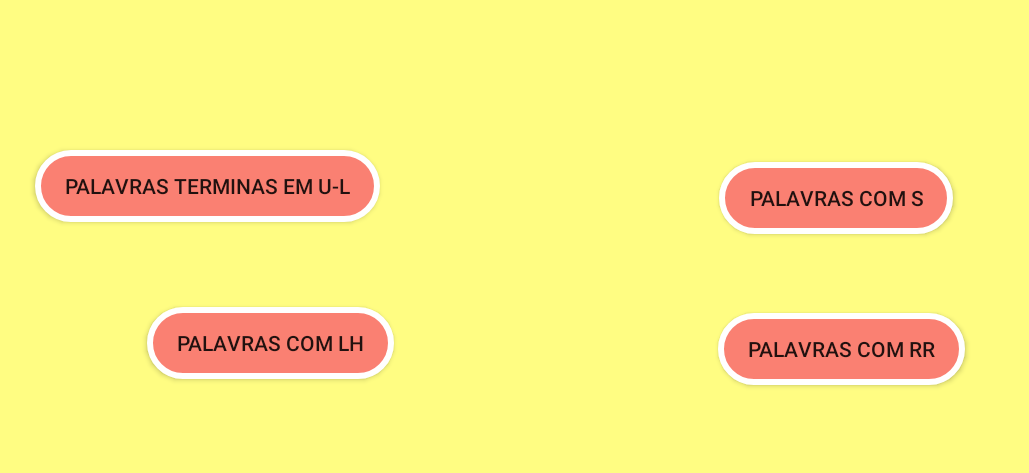
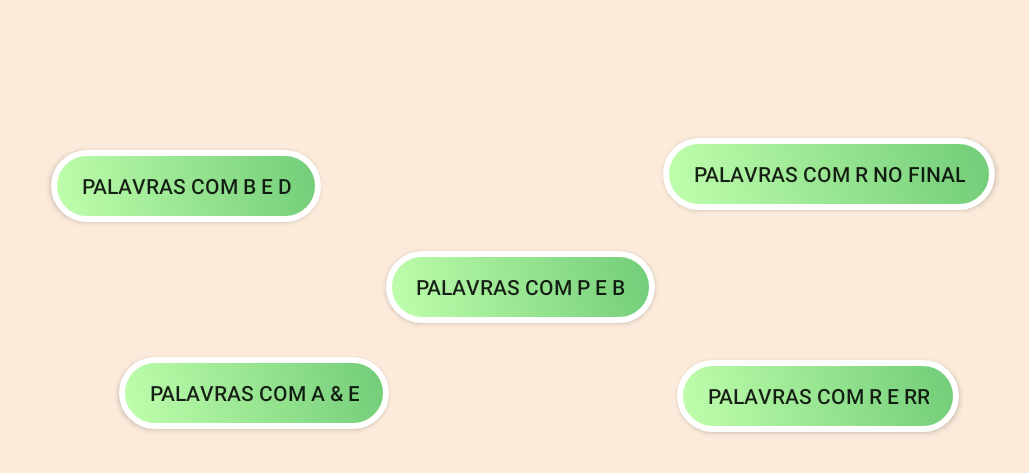
Before and after one commit to felipe-sbatista/word-play, an Android app: the screen it shows after launch (MenuActivity), after a tap on "JOGAR", on a phone screen of 824 x 412 dp (held sideways). Shown: the top 473 px of the screen, without its empty margins (97-1126 px from the left). Run offline under Robolectric (Android 15) with nearby library versions, the phone set to English and light mode, and no system bars; our stand-ins replace ButterKnife.

Commit message:
Ajuste para uso dos temas
 - Alteração no path pela busca das palavras pelo tema

```diff
--- a/app/src/main/AndroidManifest.xml
+++ b/app/src/main/AndroidManifest.xml
@@ -9,6 +9,7 @@
     <uses-permission android:name="android.permission.VIBRATE" />
 
     <application
+        android:name=".PalavrinhasApplication"
         android:allowBackup="true"
         android:hardwareAccelerated="true"
         android:icon="@mipmap/ic_launcher"
--- a/app/src/main/java/com/palavras/unicap/palavrinhas/activity/JogoActivity.java
+++ b/app/src/main/java/com/palavras/unicap/palavrinhas/activity/JogoActivity.java
@@ -72,7 +72,7 @@ public class JogoActivity extends AppCompatActivity implements
         }
     }
 
-    public void startFragments() {
+    private void startFragments() {
         // set parameters for jogoFragment
         jogoFragment = new JogoFragment();
         Bundle bundle = new Bundle();
--- a/app/src/main/java/com/palavras/unicap/palavrinhas/activity/MainActivity.java
+++ b/app/src/main/java/com/palavras/unicap/palavrinhas/activity/MainActivity.java
@@ -38,13 +38,13 @@ public class MainActivity extends AppCompatActivity {
 //        edit.putString("teste", "felipe");
 //        edit.commit();
 //        layout.setBackground(ContextCompat.getDrawable(this, R.drawable.custom_button));
-        new AsyncTask<Void, Void, Void>(){
-            @Override
-            protected Void doInBackground(Void... voids) {
-                FirebaseApp.initializeApp(getApplicationContext());
-                return null;
-            }
-        }.execute();
+//        new AsyncTask<Void, Void, Void>(){
+//            @Override
+//            protected Void doInBackground(Void... voids) {
+//                FirebaseApp.initializeApp(getApplicationContext());
+//                return null;
+//            }
+//        }.execute();
 
     }
 
--- a/app/src/main/java/com/palavras/unicap/palavrinhas/fragment/JogoFragment.java
+++ b/app/src/main/java/com/palavras/unicap/palavrinhas/fragment/JogoFragment.java
@@ -65,7 +65,7 @@ public class JogoFragment extends Fragment {
     private Palavra palavraAtual = new Palavra();
     private TextToSpeech textToSpeech;
     private MediaPlayer player;
-    List<Palavra> palavras = new ArrayList<>();
+    private List<Palavra> palavras = new ArrayList<>();
     private FirebaseDatabase database;
     private DatabaseReference databaseReference;
     private JogoActivity jogoActivity;
--- a/app/src/main/java/com/palavras/unicap/palavrinhas/util/Constantes.java
+++ b/app/src/main/java/com/palavras/unicap/palavrinhas/util/Constantes.java
@@ -11,4 +11,20 @@ public interface Constantes {
     String PALAVRAS_SEGUNDA_CHANCE = "palavrasSegundaChance";
     String RESPOSTA_SEGUNDA_CHANCE = "respostaSegundaChance";
     String RETRY = "retry";
+
+
+    // BUTTON PALAVRAS
+    String PALAVRAS_B_D = "Palavras com B e D";
+    String PALAVRAS_RR_R = "Palavras com R e RR";
+    String PALAVRAS_A_E = "Palavras com A e E";
+    String PALAVRAS_R_FINAL = "Palavras com R no final";
+    String PALAVRAS_P_B = "Palavras com P e B";
+
+
+    // PATH PALAVRAS
+    String PALAVRAS_A_E_PATH  = "a,e";
+    String PALAVRAS_B_D_PATH = "b e d";
+    String PALAVRAS_P_B_PATH  = "p e b";
+    String PALAVRAS_RR_R_PATH  = "r e rr";
+    String PALAVRAS_R_FINAL_PATH  = "r no final";
 }
--- a/app/src/main/res/drawable/button_radius.xml
+++ b/app/src/main/res/drawable/button_radius.xml
@@ -5,7 +5,14 @@
     <stroke
         android:width="4dp"
         android:color="#FFFFFF" />
-    <solid android:color="#FA8072"/>
+    <!--<solid android:color="#FA8072"/>-->
+    <!--<solid android:color=""/>-->
+    <gradient
+        android:angle="45"
+        android:endColor="#71CC77"
+        android:startColor="#C0FFAD"
+        android:type="linear" />
+
 
     <!--// The desired corner/ radius. reduce it to keep it less rounded-->
     <corners android:radius="360dp" />
--- a/app/src/main/res/drawable/custom_button.xml
+++ b/app/src/main/res/drawable/custom_button.xml
@@ -8,8 +8,8 @@
 
     <gradient
         android:angle="45"
-        android:endColor="#01f1fa"
-        android:startColor="#0189ff"
+        android:endColor="#71CC77"
+        android:startColor="#C0FFAD"
         android:type="linear" />
 
     <!--If your shape requires only one solid color-->
--- a/app/src/main/res/layout/activity_instrucoes.xml
+++ b/app/src/main/res/layout/activity_instrucoes.xml
@@ -1,6 +1,5 @@
 <?xml version="1.0" encoding="utf-8"?>
 <androidx.constraintlayout.widget.ConstraintLayout xmlns:android="http://schemas.android.com/apk/res/android"
-    xmlns:app="http://schemas.android.com/apk/res-auto"
     xmlns:tools="http://schemas.android.com/tools"
     android:layout_width="match_parent"
     android:layout_height="match_parent"
--- a/app/src/main/res/layout/activity_jogo.xml
+++ b/app/src/main/res/layout/activity_jogo.xml
@@ -77,8 +77,7 @@
             android:layout_height="match_parent"
             app:layout_constraintBottom_toBottomOf="parent"
             app:layout_constraintStart_toStartOf="parent"
-            tools:layout="@layout/fragment_life"
-           ></fragment>
+            tools:layout="@layout/fragment_life" />
 
     </androidx.appcompat.widget.ContentFrameLayout>
 
--- a/app/src/main/res/layout/activity_main.xml
+++ b/app/src/main/res/layout/activity_main.xml
@@ -4,7 +4,7 @@
     xmlns:tools="http://schemas.android.com/tools"
     android:layout_width="match_parent"
     android:layout_height="match_parent"
-    android:background="#fffd82"
+    android:background="@color/background"
     tools:context=".activity.MainActivity"
     android:id="@+id/main_layout"
     >
--- a/app/src/main/res/layout/activity_menu.xml
+++ b/app/src/main/res/layout/activity_menu.xml
@@ -5,23 +5,22 @@
     android:layout_width="match_parent"
     android:layout_height="match_parent"
     tools:context=".activity.MenuActivity"
-    android:background="#fffd82">
+    android:background="@color/background">
 
     <Button
         android:id="@+id/topico1"
         android:layout_width="wrap_content"
         android:layout_height="wrap_content"
         android:layout_marginTop="8dp"
-        android:layout_marginEnd="116dp"
+        android:layout_marginEnd="120dp"
         android:layout_marginBottom="108dp"
         android:background="@drawable/button_radius"
         android:onClick="selectTypeOfWords"
-        android:text="Palavras com RR"
+        android:text="Palavras com R e RR"
         app:layout_constraintBottom_toBottomOf="parent"
         app:layout_constraintEnd_toEndOf="parent"
-        app:layout_constraintTop_toBottomOf="@+id/topico4"
-        app:layout_constraintVertical_bias="0.484"
-        tools:text="Palavras com RR" />
+        app:layout_constraintTop_toBottomOf="@+id/topico5"
+         />
 
     <Button
         android:id="@+id/topico2"
@@ -29,12 +28,14 @@
         android:layout_height="wrap_content"
         android:layout_marginStart="88dp"
         android:layout_marginTop="100dp"
+        android:layout_marginEnd="8dp"
         android:background="@drawable/button_radius"
         android:onClick="selectTypeOfWords"
-        android:text="Palavras terminas em U-L"
+        android:text="Palavras com B e D"
+        app:layout_constraintEnd_toStartOf="@+id/topico4"
+        app:layout_constraintHorizontal_bias="0.047"
         app:layout_constraintStart_toStartOf="parent"
-        app:layout_constraintTop_toTopOf="parent"
-        tools:text="Palavras terminas em U" />
+        app:layout_constraintTop_toTopOf="parent" />
 
     <Button
         android:id="@+id/topico3"
@@ -46,26 +47,42 @@
         android:layout_marginBottom="112dp"
         android:background="@drawable/button_radius"
         android:onClick="selectTypeOfWords"
-        android:text="Palavras com LH"
+        android:text="Palavras com A &amp; E"
         app:layout_constraintBottom_toBottomOf="parent"
         app:layout_constraintEnd_toStartOf="@+id/topico1"
         app:layout_constraintHorizontal_bias="0.426"
         app:layout_constraintStart_toStartOf="parent"
-        app:layout_constraintTop_toBottomOf="@+id/topico2"
-        app:layout_constraintVertical_bias="0.505"
-        tools:text="Palavras com LH" />
+        app:layout_constraintTop_toBottomOf="@+id/topico5"
+         />
 
     <Button
         android:id="@+id/topico4"
         android:layout_width="wrap_content"
         android:layout_height="wrap_content"
-        android:layout_marginTop="108dp"
-        android:layout_marginEnd="124dp"
+        android:layout_marginTop="92dp"
+        android:layout_marginEnd="96dp"
         android:background="@drawable/button_radius"
         android:onClick="selectTypeOfWords"
-        android:text="Palavras com S"
+        android:text="Palavras com R no final"
         app:layout_constraintEnd_toEndOf="parent"
+        app:layout_constraintTop_toTopOf="parent" />
+
+    <Button
+        android:id="@+id/topico5"
+        android:layout_width="wrap_content"
+        android:layout_height="wrap_content"
+        android:layout_marginStart="8dp"
+        android:layout_marginTop="8dp"
+        android:layout_marginEnd="8dp"
+        android:layout_marginBottom="8dp"
+        android:background="@drawable/button_radius"
+        android:onClick="selectTypeOfWords"
+        android:text="Palavras com P e B"
+        app:layout_constraintBottom_toBottomOf="parent"
+        app:layout_constraintEnd_toEndOf="parent"
+        app:layout_constraintHorizontal_bias="0.499"
+        app:layout_constraintStart_toStartOf="parent"
         app:layout_constraintTop_toTopOf="parent"
-        tools:text="Palavras com S" />
+        app:layout_constraintVertical_bias="0.458" />
 
 </androidx.constraintlayout.widget.ConstraintLayout>
--- a/app/src/main/res/layout/activity_recordes.xml
+++ b/app/src/main/res/layout/activity_recordes.xml
@@ -6,7 +6,7 @@
     android:layout_height="match_parent"
     android:id="@+id/layout"
     tools:context=".activity.RecordesActivity"
-    android:background="#fffd82">
+    android:background="@color/background">
 
     <androidx.recyclerview.widget.RecyclerView
         android:id="@+id/lista_usuarios"
--- a/app/src/main/res/values/colors.xml
+++ b/app/src/main/res/values/colors.xml
@@ -3,6 +3,6 @@
     <color name="colorPrimary">#008577</color>
     <color name="colorPrimaryDark">#00574B</color>
     <color name="colorAccent">#D81B60</color>
-    <color name="background">#fffd82</color>
-    <color name="jogoBackground">#FA8072</color>
+    <color name="background">#fcebdb</color>
+    <color name="jogoBackground">#78C4FF</color>
 </resources>
--- a/app/src/main/res/values/strings.xml
+++ b/app/src/main/res/values/strings.xml
@@ -2,4 +2,5 @@
     <string name="app_name">palavrinhas</string>
 
     <string name="hello_blank_fragment">Hello blank fragment</string>
+
 </resources>
```
Also changed, not shown: app/src/main/java/com/palavras/unicap/palavrinhas/activity/MenuActivity.java (+20 -2 lines), app/src/main/java/com/palavras/unicap/palavrinhas/activity/RecordesActivity.java (+4 -3 lines), app/src/main/res/layout/activity_registrar.xml (+7 -10 lines).
